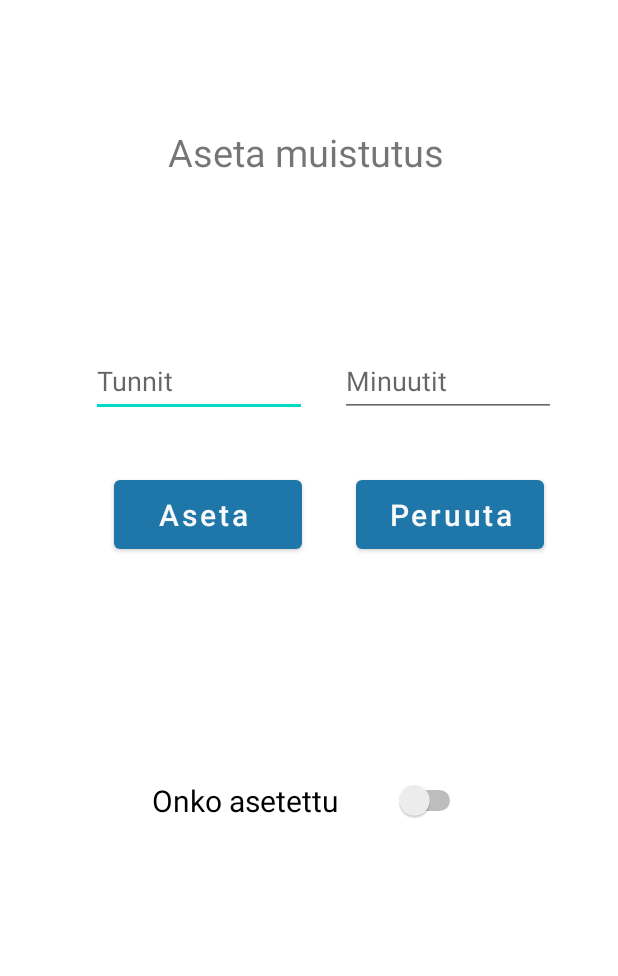
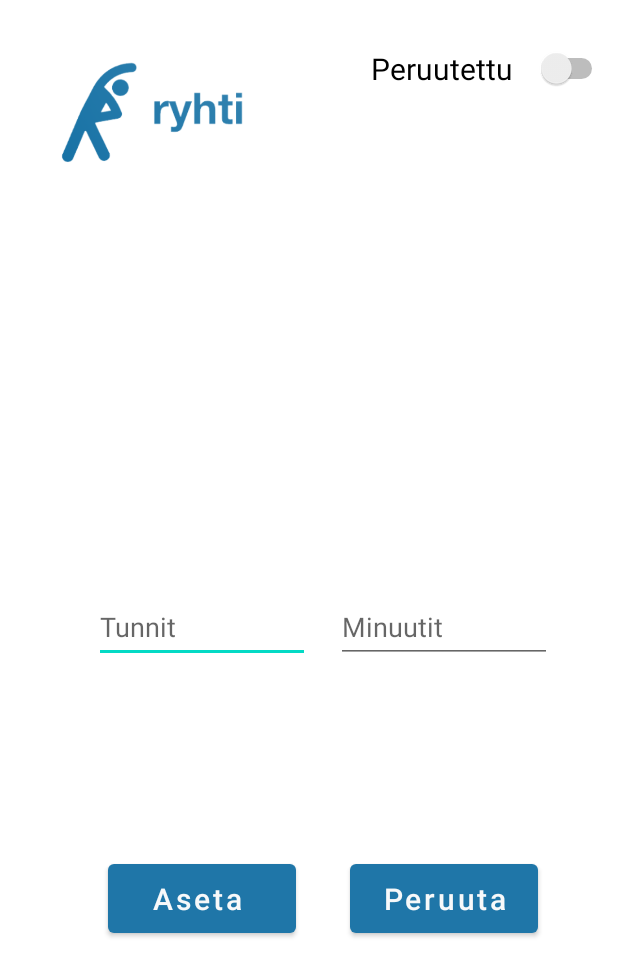
Before and after one commit to Saukho/ryhti, an Android app: the SetNotifyActivity screen opened directly, with no data from a screen before it, after a tap on "Peruuta", on a phone screen of 412 x 824 dp. Shown: the top 976 px of the screen. Run offline under Robolectric (Android 15) with nearby library versions, the phone set to English and light mode, and no system bars.

Commit message:
alarm page ui changed

```diff
--- a/app/src/main/java/com/example/ryhtiplus/MainActivity.java
+++ b/app/src/main/java/com/example/ryhtiplus/MainActivity.java
@@ -3,45 +3,71 @@ package com.example.ryhtiplus;
 import android.content.Intent;
 import android.os.Bundle;
 import android.view.View;
-import android.widget.AdapterView;
 import android.widget.Button;
 
 import androidx.appcompat.app.AppCompatActivity;
 
 public class MainActivity extends AppCompatActivity  implements View.OnClickListener{
+    /**
+     buttons to set alarm, links and listview
+     *
+     *
+     */
     private Button listViewBtn;
+    private Button linkViewBtn;
     private Button setNotify;
+    private View view;
+
     @Override
     protected void onCreate(Bundle savedInstanceState) {
         super.onCreate(savedInstanceState);
         setContentView(R.layout.activity_main);
 
 
-        setNotify = (Button)findViewById(R.id.setNotifyActivity);
+        setNotify = (Button) findViewById(R.id.setNotifyActivity);
         setNotify.setOnClickListener(this);
         listViewBtn = (Button) findViewById(R.id.listViewBtn);
+        listViewBtn.setOnClickListener(this);
+        linkViewBtn = (Button) findViewById(R.id.linkViewBtn);
+        linkViewBtn.setOnClickListener(this);
 
-        listViewBtn.setOnClickListener(new AdapterView.OnClickListener(){
-            @Override
-            public void onClick(View v){
-                openActivity();
-            }
-        });
+
+//        listViewBtn.setOnClickListener(new AdapterView.OnClickListener() {
+//            @Override
+//            public void onClick(View v) {
+//                Intent intent = new Intent(MainActivity.this, ListActivity.class);
+//                startActivity(intent);
+//            }
+//        });
+//
+//
+//        linkViewBtn = (Button) findViewById(R.id.linkViewBtn);
+//
+//        linkViewBtn.setOnClickListener(new AdapterView.OnClickListener() {
+//            @Override
+//            public void onClick(View v) {
+//                Intent linkinIntent = new Intent(MainActivity.this, LinkView.class);
+//                startActivity(linkinIntent);
+//            }
+//        });
+//        }
 
     }
-
-    public void openActivity(){
-        Intent intent = new Intent(this, ListActivity.class);
-        startActivity(intent);
-    }
-
         @Override
-    public void onClick(View view) {
+        public void onClick (View view){
             switch (view.getId()) {
                 case R.id.setNotifyActivity:
                     Intent nextActivity = new Intent(MainActivity.this, SetNotifyActivity.class);
                     startActivity(nextActivity);
                     break;
+                case R.id.listViewBtn:
+                    Intent intent = new Intent(MainActivity.this, ListActivity.class);
+                    startActivity(intent);
+                    break;
+                case R.id.linkViewBtn:
+                    Intent linkinIntent = new Intent(MainActivity.this, LinkView.class);
+                    startActivity(linkinIntent);
+                    break;
             }
         }
     }
--- a/app/src/main/java/com/example/ryhtiplus/SetNotifyActivity.java
+++ b/app/src/main/java/com/example/ryhtiplus/SetNotifyActivity.java
@@ -8,12 +8,14 @@ import android.view.View;
 import android.widget.Button;
 import android.widget.EditText;
 import android.widget.Switch;
+import android.widget.TextView;
 import android.widget.Toast;
 
 public class SetNotifyActivity extends MainActivity{
 
     PendingIntent pendingIntent;
     AlarmManager alarmManager;
+    TextView toggleText;
     EditText setHour;
     EditText setMinute;
     Switch isAlarmEnabled;
@@ -33,12 +35,15 @@ public class SetNotifyActivity extends MainActivity{
         cancelAlarmBtn = (Button) findViewById(R.id.cancleAlarmBtn);
         alarmHandler = new AlarmHandler(this, alarmManager);
         isAlarmEnabled.setChecked(false);
+
+
     }
 
     @Override
     protected void onPause() {
         super.onPause();
         isAlarmEnabled.setChecked(true);
+
     }
 
     public void setAlarm(View view){
@@ -68,6 +73,7 @@ public class SetNotifyActivity extends MainActivity{
             alarmHandler.setNewAlarm(alarm);
         }
         isAlarmEnabled.setChecked(true);
+        isAlarmEnabled.setText("Päällä");
         Toast.makeText(SetNotifyActivity.this, "Muistutus on asetettu", Toast.LENGTH_SHORT).show();
     }
 
@@ -78,7 +84,8 @@ public class SetNotifyActivity extends MainActivity{
         alarmManager.cancel(pendingIntent);
         Toast.makeText(MainActivity.this, "ALARM OFF", Toast.LENGTH_SHORT).show();*/
         isAlarmEnabled.setChecked(false);
-        Toast.makeText(SetNotifyActivity.this, "Muistutus on peruuttu", Toast.LENGTH_SHORT).show();
+        isAlarmEnabled.setText("Peruutettu");
+        Toast.makeText(SetNotifyActivity.this, "Muistutus on peruttu", Toast.LENGTH_SHORT).show();
     }
     public long turnHourToMls(int h){
         long mls = h * 1000 * 60 * 60;
--- a/app/src/main/res/layout/activity_set_notify.xml
+++ b/app/src/main/res/layout/activity_set_notify.xml
@@ -4,6 +4,7 @@ xmlns:app="http://schemas.android.com/apk/res-auto"
     xmlns:tools="http://schemas.android.com/tools"
     android:layout_width="match_parent"
     android:layout_height="match_parent"
+    android:textAlignment="viewEnd"
     tools:context=".SetNotifyActivity">
 
     <!--Added Toggle Button to set the alarm on or off-->
@@ -13,12 +14,12 @@ tools:context=".SetNotifyActivity">
         android:id="@+id/setHour"
         android:layout_width="144dp"
         android:layout_height="48dp"
-    android:layout_marginTop="88dp"
+        android:layout_marginTop="112dp"
         android:ems="10"
         android:hint="Tunnit"
         android:inputType="textPersonName"
         app:layout_constraintEnd_toStartOf="@+id/setMinute"
-    app:layout_constraintHorizontal_bias="0.731"
+        app:layout_constraintHorizontal_bias="0.784"
         app:layout_constraintStart_toStartOf="parent"
         app:layout_constraintTop_toBottomOf="@+id/textViewSetTime" />
 
@@ -26,34 +27,34 @@ tools:context=".SetNotifyActivity">
         android:id="@+id/setMinute"
         android:layout_width="144dp"
         android:layout_height="48dp"
-    android:layout_marginTop="88dp"
+        android:layout_marginTop="112dp"
         android:ems="10"
         android:hint="Minuutit"
         android:inputType="time"
         app:layout_constraintEnd_toEndOf="parent"
-    app:layout_constraintHorizontal_bias="0.846"
+        app:layout_constraintHorizontal_bias="0.835"
         app:layout_constraintStart_toStartOf="parent"
         app:layout_constraintTop_toBottomOf="@+id/textViewSetTime" />
 
     <Switch
         android:id="@+id/isAlarmEnabled"
-    android:layout_width="209dp"
-    android:layout_height="59dp"
-    android:layout_marginTop="92dp"
-    android:editable="false"
+        android:layout_width="158dp"
+        android:layout_height="55dp"
         android:minHeight="48dp"
-    android:text="Onko asetettu"
         android:textSize="20sp"
+        app:layout_constraintBottom_toBottomOf="parent"
         app:layout_constraintEnd_toEndOf="parent"
+        app:layout_constraintHorizontal_bias="0.975"
         app:layout_constraintStart_toStartOf="parent"
-    app:layout_constraintTop_toTopOf="@+id/guideline2" />
+        app:layout_constraintTop_toTopOf="parent"
+        app:layout_constraintVertical_bias="0.023" />
 
     <Button
         android:id="@+id/setAlarmButton"
         android:layout_width="125dp"
         android:layout_height="58dp"
-    android:layout_marginStart="76dp"
-    android:layout_marginTop="36dp"
+        android:layout_marginStart="72dp"
+        android:layout_marginTop="128dp"
         android:onClick="setAlarm"
         android:text="Aseta "
         android:textAllCaps="false"
@@ -77,8 +78,7 @@ tools:context=".SetNotifyActivity">
         android:id="@+id/textViewSetTime"
         android:layout_width="186dp"
         android:layout_height="58dp"
-    android:layout_marginTop="84dp"
-    android:text="Aseta muistutus"
+        android:layout_marginTop="224dp"
         android:textSize="25sp"
         app:layout_constraintEnd_toEndOf="parent"
         app:layout_constraintHorizontal_bias="0.497"
@@ -92,5 +92,17 @@ tools:context=".SetNotifyActivity">
         android:orientation="horizontal"
         app:layout_constraintGuide_percent="0.5" />
 
+    <ImageView
+        android:id="@+id/imageView2"
+        android:layout_width="168dp"
+        android:layout_height="109dp"
+        app:layout_constraintBottom_toBottomOf="parent"
+        app:layout_constraintEnd_toEndOf="parent"
+        app:layout_constraintHorizontal_bias="0.07"
+        app:layout_constraintStart_toStartOf="parent"
+        app:layout_constraintTop_toTopOf="parent"
+        app:layout_constraintVertical_bias="0.025"
+        app:srcCompat="@drawable/ryhti_logo" />
+
 
 </androidx.constraintlayout.widget.ConstraintLayout>
```
Also changed, not shown: app/src/main/AndroidManifest.xml (+8 -2 lines), app/src/main/java/com/example/ryhtiplus/LinkView.java (added, +22 -0 lines), app/src/main/res/layout/activity_link_view.xml (added, +21 -0 lines), app/src/main/res/layout/activity_main.xml (+18 -6 lines), app/src/main/res/drawable/ryhti_logo.png, app/src/main/res/drawable/ryhti_logo2.png. Lines whose indentation alone changed are shown as unchanged.
